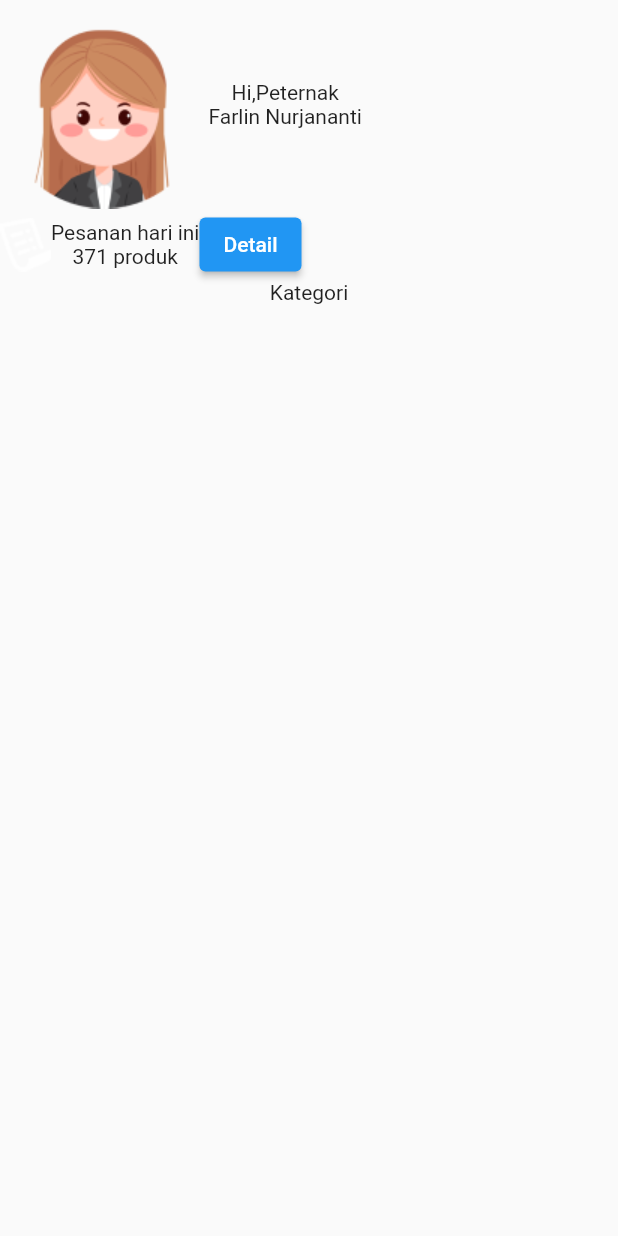
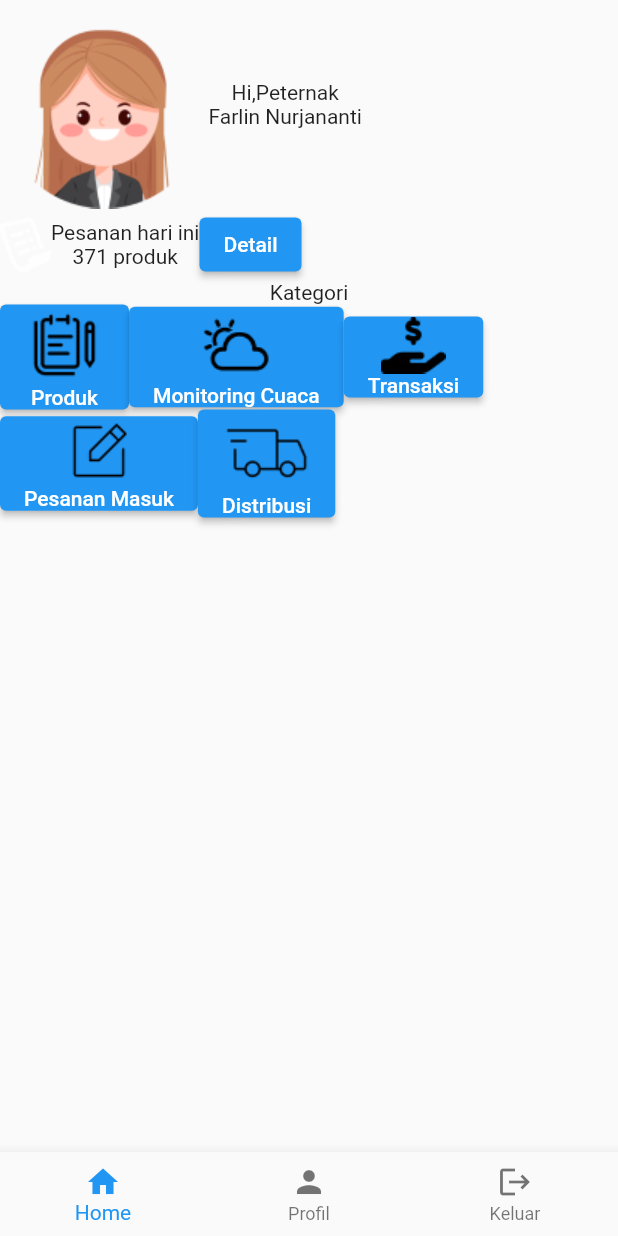
Before and after one commit to BimaJatiKusuma/QuackMo, a Flutter app: the PeternakHomepage screen opened directly, on a phone screen of 412 x 824 dp. Run offline on Flutter 3.47's test engine with Material 2 defaults, Android fonts, the phone set to English and light mode, and no system bars.

Commit message:
update progress 01

```diff
--- a/lib/peternak/peternak_homepage.dart
+++ b/lib/peternak/peternak_homepage.dart
@@ -1,4 +1,5 @@
 import 'package:flutter/material.dart';
+import 'package:quackmo/peternak/peternak_transaksi.dart';
 
 class PeternakHomepage extends StatelessWidget {
   const PeternakHomepage({super.key});
@@ -42,16 +43,57 @@ class PeternakHomepage extends StatelessWidget {
               children: [
                 Text("Kategori"),
                 Row(
-                  children: [],
+                  children: [
+                    ElevatedButton(onPressed: (){}, child: Column(
+                      children: [
+                        Image(image: AssetImage('images/produk.png')),
+                        Text('Produk')
+                      ],
+                    )),
+                    ElevatedButton(onPressed: (){}, child: Column(
+                      children: [
+                        Image(image: AssetImage('images/cuaca.png')),
+                        Text('Monitoring Cuaca')
+                      ],
+                    )),
+                    ElevatedButton(onPressed: (){
+                      Navigator.push(context, MaterialPageRoute(builder: (context){
+                        return PeternakTransaksi();
+                      }));
+                    }, child: Column(
+                      children: [
+                        Image(image: AssetImage('images/transaksi.png')),
+                        Text('Transaksi')
+                      ],
+                    ))
+                  ],
                 ),
                 Row(
-                  children: [],
+                  children: [
+                    ElevatedButton(onPressed: (){}, child: Column(
+                      children: [
+                        Image(image: AssetImage('images/pesanan.png')),
+                        Text('Pesanan Masuk')
+                      ],
+                    )),
+                    ElevatedButton(onPressed: (){}, child: Column(
+                      children: [
+                        Image(image: AssetImage('images/distribusi.png')),
+                        Text('Distribusi')
+                      ],
+                    ))
+                  ],
                 )
               ],
             ),
           ),
         ],
       ),
+      bottomNavigationBar: BottomNavigationBar(items: [
+        BottomNavigationBarItem(icon: Icon(Icons.home), label: 'Home'),
+        BottomNavigationBarItem(icon: Icon(Icons.person), label: 'Profil'),
+        BottomNavigationBarItem(icon: Icon(Icons.logout), label: 'Keluar'),
+      ])
     );
   }
 }
```
Also changed, not shown: lib/peternak/peternak_transaksi.dart (added, +25 -0 lines), images/cuaca.png (added), images/distribusi.png (added), images/pesanan.png (added), images/produk.png (added), images/transaksi.png (added).
